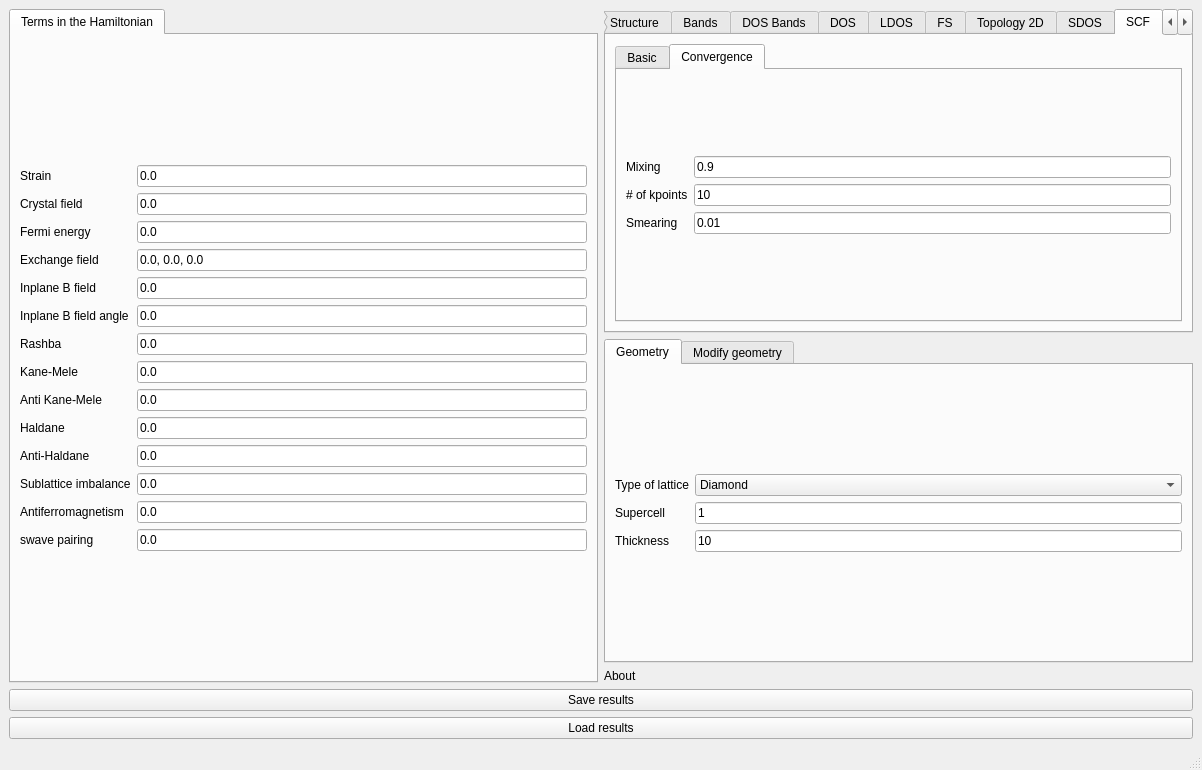
joselado/quantum-lattice, file interface-pyqt/2dslab/interface.ui: the form before one commit.
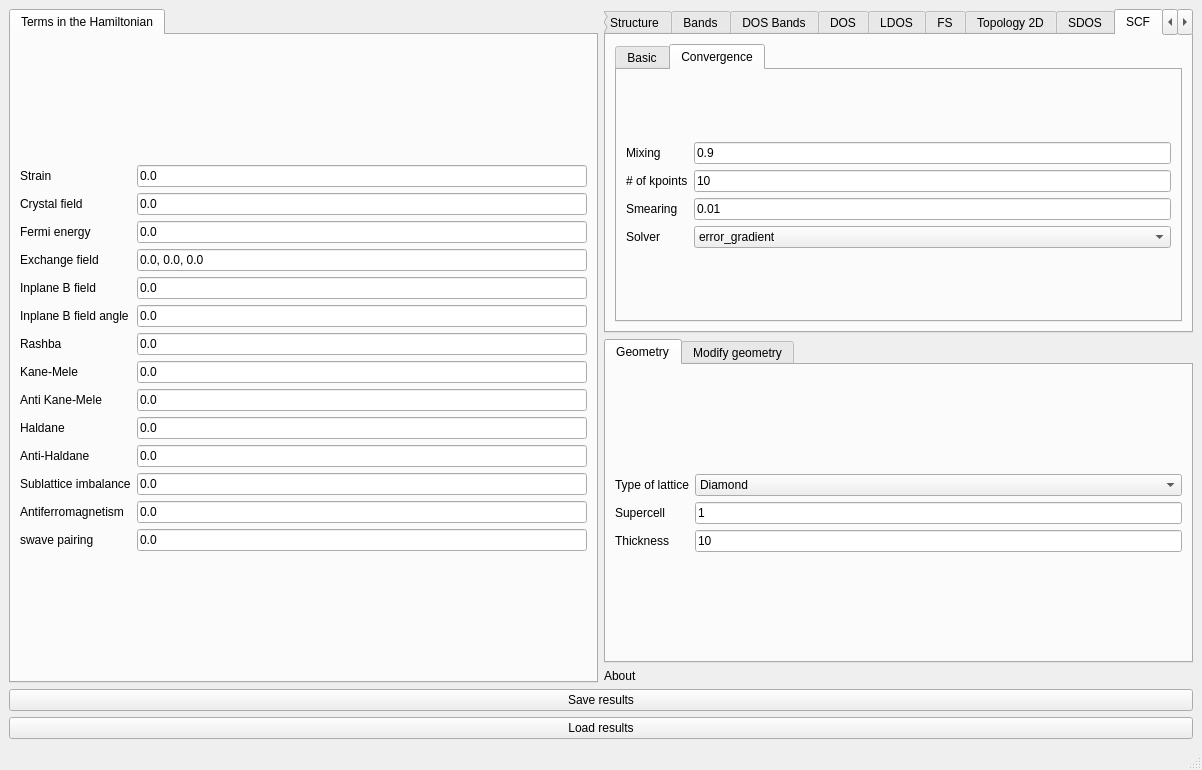
The form after the commit. The open tabs and pages were chosen to show the change. Custom widgets are drawn as their Qt base class.

Commit message:
Add SCF solver dropdown (error_gradient/linear_mixing)
Adds a "Solver" combobox to the Convergence sub-tab of every SCF-capable
mode, letting the user pick which use_jax=True algorithm VJinteraction/
Vinteraction uses to converge the mean field, defaulting to
error_gradient. Falls back to the existing plain-mixing behavior for a
BdG (pairing) Hamiltonian or when jax isn't installed - install.py now
best-effort installs jax alongside pyvista.

Claude-Session: https://claude.ai/code/session_012fL8wwuicuNy2k5fzsptqR

What changed in the file:
```diff
--- a/interface-pyqt/2dslab/interface.ui
+++ b/interface-pyqt/2dslab/interface.ui
@@ -1077,6 +1077,30 @@
                 </property>
                </widget>
               </item>
+              <item row="3" column="0">
+               <widget class="BodyLabel" name="label_scf_solver">
+                <property name="text">
+                 <string>Solver</string>
+                </property>
+               </widget>
+              </item>
+              <item row="3" column="1">
+               <widget class="ComboBox" name="scf_solver">
+                <property name="toolTip">
+                 <string>Iterative algorithm used to converge the self-consistent mean field (requires the optional jax extra; falls back to the default plain-mixing solver for a Hamiltonian with superconducting pairing)</string>
+                </property>
+                <item>
+                 <property name="text">
+                  <string>error_gradient</string>
+                 </property>
+                </item>
+                <item>
+                 <property name="text">
+                  <string>linear_mixing</string>
+                 </property>
+                </item>
+               </widget>
+              </item>
              </layout>
             </item>
            </layout>
```
The commit also changes 22 other files.
